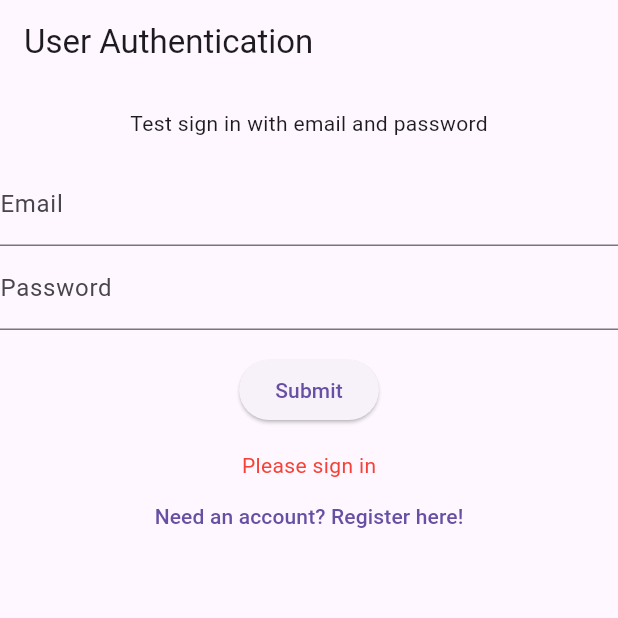
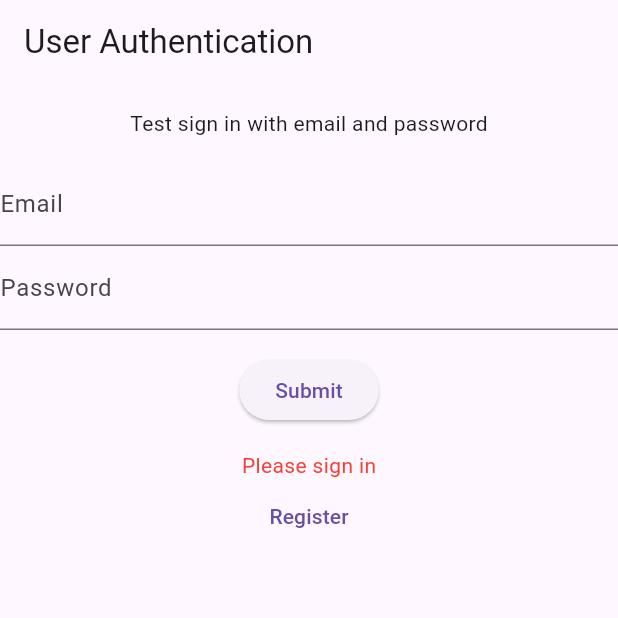
Before and after one commit to PhiGsu/act13, a Flutter app: the screen it shows after launch, on a phone screen of 412 x 824 dp, the top half of it. Run offline on Flutter 3.47's test engine with Material 3 defaults, Android fonts, the phone set to English and light mode, and no system bars; our stand-ins replace firebase_auth, firebase_core; accounts and stored records are empty.

Commit message:
text changes to authentication screen

```diff
--- a/lib/main.dart
+++ b/lib/main.dart
@@ -32,7 +32,8 @@ class AuthService {
     await _auth.signOut();
   }
 
-  Future<void> changePassword(String currentPassword, String newPassword) async {
+  Future<void> changePassword(
+      String currentPassword, String newPassword) async {
     final user = _auth.currentUser;
     if (user == null) {
       return;
@@ -89,7 +90,7 @@ class _AuthenticationScreenState extends State<AuthenticationScreen> {
                 EmailPasswordForm(auth: FirebaseAuth.instance),
                 TextButton(
                   onPressed: toggleView,
-                  child: Text('Need an account? Register here!'),
+                  child: Text('Register'),
                 ),
               ],
             )
@@ -98,7 +99,7 @@ class _AuthenticationScreenState extends State<AuthenticationScreen> {
                 RegisterEmailSection(auth: FirebaseAuth.instance),
                 TextButton(
                   onPressed: toggleView,
-                  child: Text('Already have an account? Sign in here!'),
+                  child: Text('Sign in'),
                 ),
               ],
             ),
@@ -326,7 +327,8 @@ class _ProfileScreenState extends State<ProfileScreen> {
   @override
   void initState() {
     super.initState();
-    _userEmail = FirebaseAuth.instance.currentUser?.email ?? 'No user logged in';
+    _userEmail =
+        FirebaseAuth.instance.currentUser?.email ?? 'No user logged in';
   }
 
   void _signOut() async {
```
